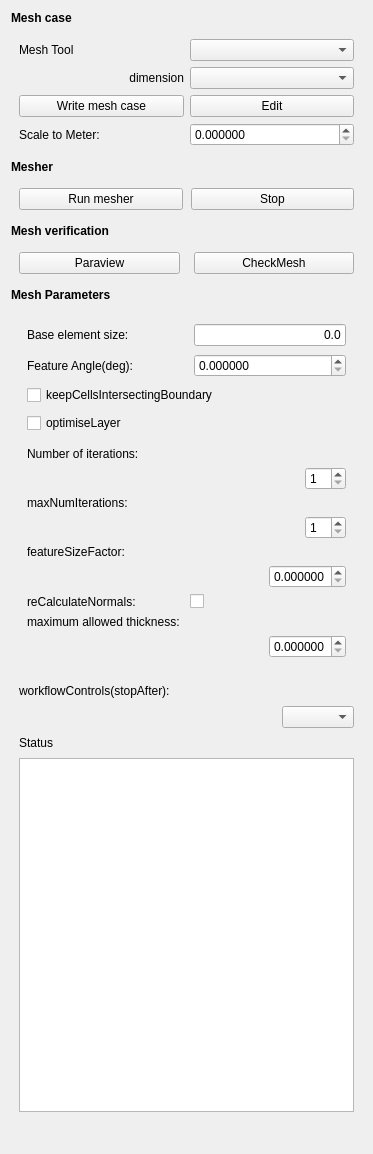
Before: the Qt Designer form Mod/dexcsCfdOF/dexcsTaskPanelCfdMesh.ui in dexcs-of/launcher, drawn with Qt 5.
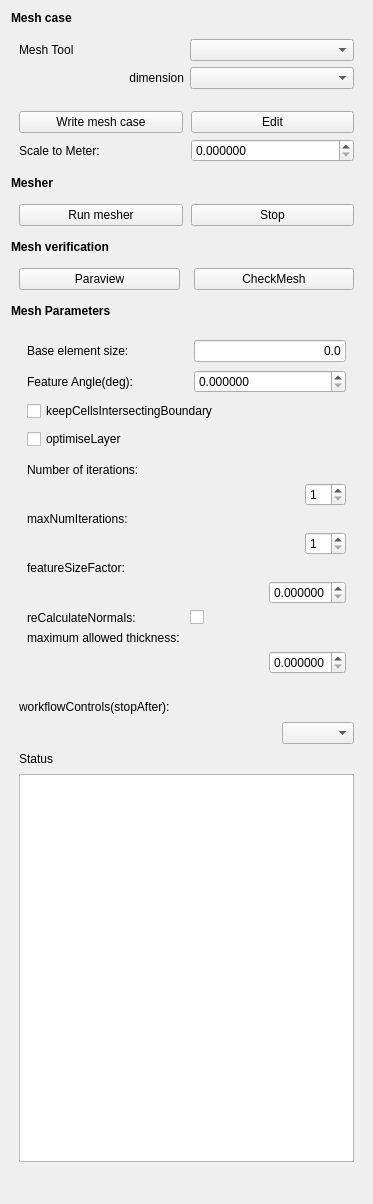
After: the same form once the commit is applied. Custom widgets are drawn as their Qt base class.

```diff
--- a/Mod/dexcsCfdOF/dexcsTaskPanelCfdMesh.ui
+++ b/Mod/dexcsCfdOF/dexcsTaskPanelCfdMesh.ui
@@ -7,7 +7,7 @@
     <x>0</x>
     <y>0</y>
     <width>373</width>
-    <height>1154</height>
+    <height>1204</height>
    </rect>
   </property>
   <property name="windowTitle">
@@ -41,7 +41,73 @@
      <property name="bottomMargin">
       <number>8</number>
      </property>
-     <item row="4" column="1">
+     <item row="0" column="1">
+      <widget class="QComboBox" name="cb_meshTool"/>
+     </item>
+     <item row="1" column="1">
+      <widget class="QComboBox" name="cb_dimension"/>
+     </item>
+     <item row="1" column="0">
+      <widget class="QLabel" name="l_dimension">
+       <property name="text">
+        <string>dimension</string>
+       </property>
+       <property name="alignment">
+        <set>Qt::AlignRight|Qt::AlignTrailing|Qt::AlignVCenter</set>
+       </property>
+      </widget>
+     </item>
+     <item row="0" column="0">
+      <widget class="QLabel" name="l_meshTool">
+       <property name="text">
+        <string>Mesh Tool</string>
+       </property>
+      </widget>
+     </item>
+    </layout>
+   </item>
+   <item>
+    <layout class="QGridLayout" name="gridLayout_4" rowstretch="0,0" columnstretch="0,0,0">
+     <property name="sizeConstraint">
+      <enum>QLayout::SetDefaultConstraint</enum>
+     </property>
+     <property name="leftMargin">
+      <number>8</number>
+     </property>
+     <property name="topMargin">
+      <number>8</number>
+     </property>
+     <property name="rightMargin">
+      <number>8</number>
+     </property>
+     <property name="bottomMargin">
+      <number>8</number>
+     </property>
+     <property name="horizontalSpacing">
+      <number>8</number>
+     </property>
+     <item row="0" column="2">
+      <widget class="QPushButton" name="pb_edit_mesh">
+       <property name="text">
+        <string>Edit</string>
+       </property>
+      </widget>
+     </item>
+     <item row="0" column="1">
+      <widget class="QPushButton" name="pb_write_mesh">
+       <property name="text">
+        <string>Write mesh case</string>
+       </property>
+      </widget>
+     </item>
+     <item row="1" column="1">
+      <widget class="QLabel" name="l_scaleToMeter">
+       <property name="text">
+        <string>Scale to Meter:</string>
+       </property>
+      </widget>
+     </item>
+     <item row="1" column="2">
       <widget class="QDoubleSpinBox" name="if_scaleToMeter">
        <property name="decimals">
         <number>6</number>
@@ -57,50 +123,6 @@
        </property>
       </widget>
      </item>
-     <item row="2" column="0">
-      <widget class="QPushButton" name="pb_write_mesh">
-       <property name="text">
-        <string>Write mesh case</string>
-       </property>
-      </widget>
-     </item>
-     <item row="2" column="1">
-      <widget class="QPushButton" name="pb_edit_mesh">
-       <property name="text">
-        <string>Edit</string>
-       </property>
-      </widget>
-     </item>
-     <item row="0" column="0">
-      <widget class="QLabel" name="l_meshTool">
-       <property name="text">
-        <string>Mesh Tool</string>
-       </property>
-      </widget>
-     </item>
-     <item row="0" column="1">
-      <widget class="QComboBox" name="cb_meshTool"/>
-     </item>
-     <item row="4" column="0">
-      <widget class="QLabel" name="l_scaleToMeter">
-       <property name="text">
-        <string>Scale to Meter:</string>
-       </property>
-      </widget>
-     </item>
-     <item row="1" column="0">
-      <widget class="QLabel" name="l_dimension">
-       <property name="text">
-        <string>dimension</string>
-       </property>
-       <property name="alignment">
-        <set>Qt::AlignRight|Qt::AlignTrailing|Qt::AlignVCenter</set>
-       </property>
-      </widget>
-     </item>
-     <item row="1" column="1">
-      <widget class="QComboBox" name="cb_dimension"/>
-     </item>
     </layout>
    </item>
    <item>
```
